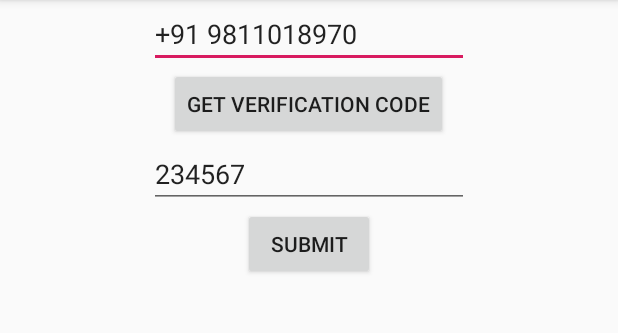
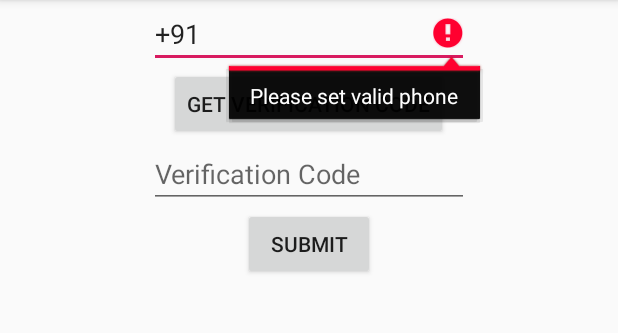
Before and after one commit to keshavmass0/Vaidyaraj, an Android app: the screen it shows after launch (phone_auth), after a tap on "GET VERIFICATION CODE", on a phone screen of 412 x 824 dp, the part 84-417 px from its top. Run offline under Robolectric (Android 15) with nearby library versions, the light colour scheme and no system bars; our stand-ins replace Firebase (no records; nobody signed in at launch, a user with empty details on screens opened directly).

Commit message:
phone Number removed and rectified bug - after login should go to user home not doc booking

```diff
--- a/app/src/main/java/com/example/vaidyaraj/phone_auth.java
+++ b/app/src/main/java/com/example/vaidyaraj/phone_auth.java
@@ -77,7 +77,7 @@ public class phone_auth extends AppCompatActivity {
                             // Sign in success, update UI with the signed-in user's information
                          //   FirebaseUser user = task.getResult().getUser();
                            // Toast.makeText(getApplicationContext(),"Login Successful", Toast.LENGTH_LONG).show();
-                            Intent intents = new Intent(phone_auth.this, doctor_List.class);
+                            Intent intents = new Intent(phone_auth.this, user_home1.class);
                             startActivity(intents);
 
                             // ...
--- a/app/src/main/res/layout/activity_phone_auth.xml
+++ b/app/src/main/res/layout/activity_phone_auth.xml
@@ -15,8 +15,8 @@
         android:layout_height="wrap_content"
         android:ems="10"
         android:inputType="textPersonName"
-        android:hint="Phone Number"
-        android:text="+91 9811018970"/>
+        android:hint="Phone Number(With Country Code)"
+        android:text="+91 "/>
 
     <Button
         android:id="@+id/buttonGetVerificationCode"
@@ -32,7 +32,7 @@
         android:ems="10"
         android:inputType="textPersonName"
         android:hint="Verification Code"
-        android:text="234567"/>
+        android:text=""/>
 
 
     <Button
```
